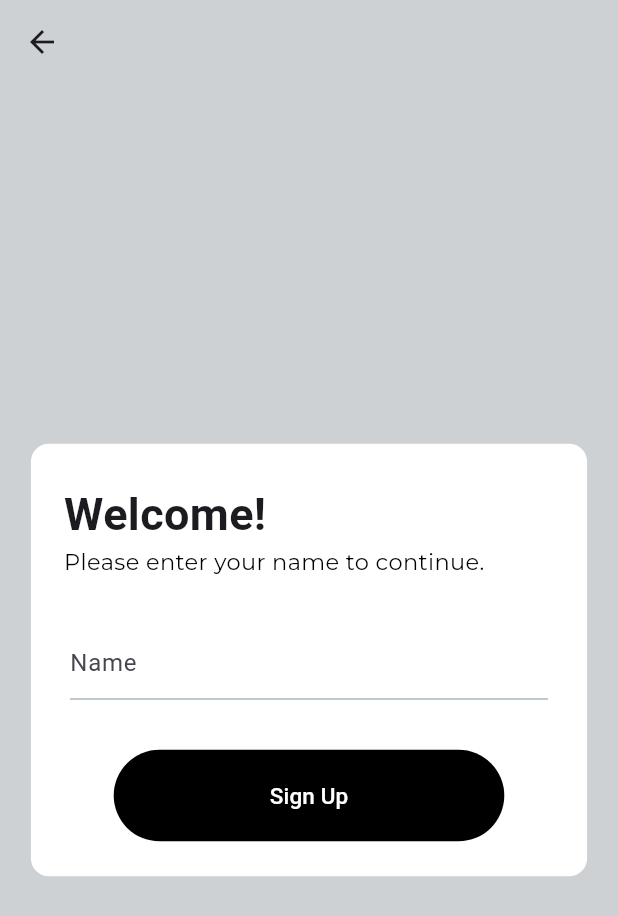
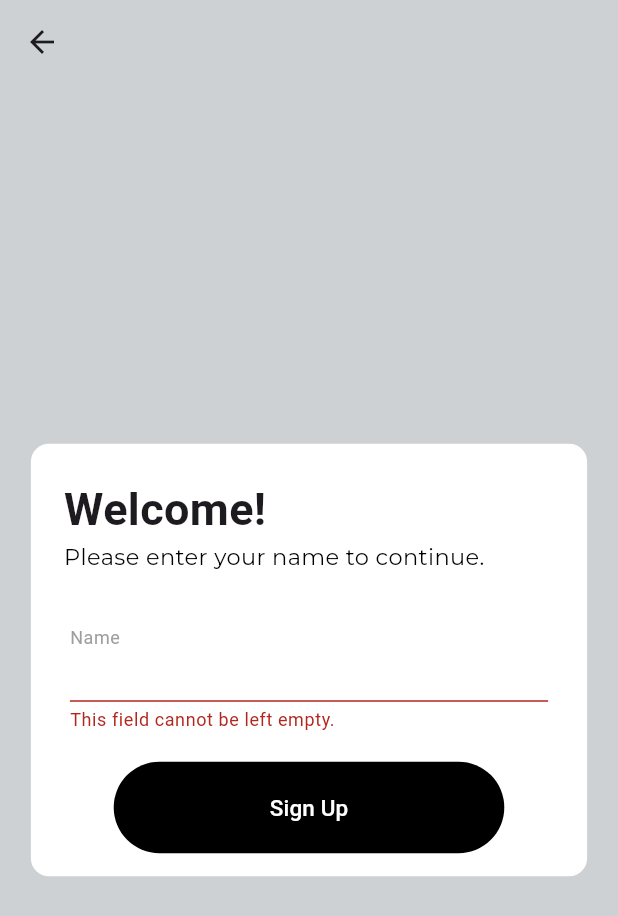
Before and after one commit to TheMirza009/Flutter-Student-Portal, a Flutter app: the SignUp_NameScreen screen opened directly, after a tap on "Sign Up", on a phone screen of 412 x 824 dp. Shown: the top 916 px of the screen. Run offline on Flutter 3.47's test engine with Material 3 defaults, Android fonts, the light colour scheme and no system bars; our stand-ins replace fl_chart, flutter_slidable, font_awesome_flutter, google_fonts, hive_flutter, image_picker and 1 more; accounts and stored records are empty.

Commit message:
New Sign up page with step-by-step user inputs + also debugged and added logout dialogue box.

```diff
--- a/lib/Components/titleAndText.dart
+++ b/lib/Components/titleAndText.dart
@@ -23,7 +23,7 @@ Widget titleAndText({
     child: Column(
       children: [
         borderUnderline
-            ? SizedBox.shrink()
+            ? const SizedBox.shrink()
             : Padding(
                 padding:
                     const EdgeInsets.symmetric(horizontal: 25.0, vertical: 3),
@@ -42,7 +42,12 @@ Widget titleAndText({
             obscureText: obscureText,
             enabled: true,
             decoration: InputDecoration(
-                hintText: borderUnderline ? title : null,
+              labelText: borderUnderline ? title : null,
+              labelStyle: borderUnderline
+                  ? const TextStyle(color: Colors.grey)
+                  : const TextStyle(color: Colors.transparent),
+              floatingLabelBehavior: FloatingLabelBehavior.always,
+              // hintText: borderUnderline ? title : null,
               enabledBorder: borderUnderline
                   ? const UnderlineInputBorder(
                       borderSide: BorderSide(
@@ -55,9 +60,10 @@ Widget titleAndText({
                       ),
                     ),
               focusedBorder: const OutlineInputBorder(
-                    borderSide: BorderSide(color: Colors.grey))),
+                borderSide: BorderSide(color: Colors.grey),
+              ),
+            ),
             validator: validator,
-
           ),
         ),
         forgotPassword(changePass: changePass)
--- a/lib/Screens/Student_Portal/SignUp_Page/signup_Name.dart
+++ b/lib/Screens/Student_Portal/SignUp_Page/signup_Name.dart
@@ -1,17 +1,35 @@
+import 'package:flutter/cupertino.dart';
 import 'package:flutter/material.dart';
+import 'package:flutter_test_application_1/Components/dialog_Box.dart';
+import 'package:flutter_test_application_1/Components/dialoguebox.dart';
 import 'package:flutter_test_application_1/Components/titleAndText.dart';
 import 'package:flutter_test_application_1/Components/validButton.dart';
+import 'package:flutter_test_application_1/Screens/Student_Portal/homescreen.dart';
 import 'package:flutter_test_application_1/Screens/Student_Portal/semesterPage.dart';
 
 class SignUp_NameScreen extends StatelessWidget {
   SignUp_NameScreen({super.key});
 
   final formKey1 = GlobalKey<FormState>();
+  final nameController = TextEditingController();
 
   @override
   Widget build(BuildContext context) {
     final screenHeight = MediaQuery.of(context).size.height;
     final screenWidth = MediaQuery.of(context).size.width;
+
+    ValidNavigate() {
+      if (formKey1.currentState!.validate()) {
+        ScaffoldMessenger.of(context).showSnackBar(
+          const SnackBar(
+            content: Text("Validation Successful"),
+          ),
+        );
+
+        Navigator.pushAndRemoveUntil(context,
+            CupertinoPageRoute(builder: (_) => HomeScreen()), (route) => false);
+      }
+    }
 
     return Scaffold(
       appBar: AppBar(
@@ -27,7 +45,8 @@ class SignUp_NameScreen extends StatelessWidget {
                 height: screenHeight * 0.35,
                 width: screenWidth * 0.9,
                 decoration: BoxDecoration(
-                    color: Colors.white, borderRadius: BorderRadius.circular(12)),
+                    color: Colors.white,
+                    borderRadius: BorderRadius.circular(12)),
                 child: Column(
                   mainAxisAlignment: MainAxisAlignment.spaceEvenly,
                   children: [
@@ -43,39 +62,49 @@ class SignUp_NameScreen extends StatelessWidget {
                                 "Welcome!",
                                 textAlign: TextAlign.left,
                                 style: TextStyle(
-                                    fontSize: 30,
-                                    fontWeight: FontWeight.bold,),
+                                  fontSize: 30,
+                                  fontWeight: FontWeight.bold,
+                                ),
                               ),
                             ),
-                            Align(alignment: Alignment.bottomLeft, child: montserratText(text: "Please enter your name to continue.", size: 15))
+                            Align(
+                                alignment: Alignment.bottomLeft,
+                                child: montserratText(
+                                    text: "Please enter your name to continue.",
+                                    size: 15))
                           ],
                         ),
                       ),
                     ),
                     Padding(
                       padding: const EdgeInsets.all(8.0),
-                      child: Column(children: [
-                        titleAndText(title: "Name", borderUnderline: true),
-                        const SizedBox(
-                          height: 10,
-                        ),
-
-                      ]),
+                      child: Form(
+                        key: formKey1,
+                        child: Column(children: [
+                          titleAndText(
+                            title: "Name",
+                            controller: nameController,
+                            borderUnderline: true,
+                            validator: (value) {
+                              if (value == null || value.isEmpty) {
+                                return "This field cannot be left empty.";
+                              } else if (value == nameController.text &&
+                                  value.length < 3) {
+                                return "Name has to be longer than 3 letters.";
+                              } else {
+                                return null;
+                              }
+                            },
+                          ),
+                        ]),
+                      ),
                     ),
                     validButton(
                         buttonTitle: "Sign Up",
-                        onPressed: () {
-                          if (formKey1.currentState!.validate()) {
-                            ScaffoldMessenger.of(context).showSnackBar(
-                              const SnackBar(
-                                content: Text("Validation Successful"),
-                              ),
-                            );
-                          }
-                        },
+                        onPressed: ValidNavigate,
                         padding: const EdgeInsets.only(top: 00, bottom: 20),
-                        buttonSize:
-                            const EdgeInsets.symmetric(horizontal: 80, vertical: 20))
+                        buttonSize: const EdgeInsets.symmetric(
+                            horizontal: 80, vertical: 20))
                   ],
                 ),
               ),
--- a/lib/Screens/Student_Portal/registerPage.dart
+++ b/lib/Screens/Student_Portal/registerPage.dart
@@ -1,6 +1,7 @@
 import 'package:flutter/cupertino.dart';
 import 'package:flutter/material.dart';
 import 'package:flutter_test_application_1/Components/validButton.dart';
+import 'package:flutter_test_application_1/Screens/Student_Portal/SignUp_Page/signup_Name.dart';
 import 'package:flutter_test_application_1/Screens/Student_Portal/loginPage.dart';
 import 'package:flutter_test_application_1/Screens/Student_Portal/signupPage.dart';
 
@@ -80,8 +81,9 @@ class RegisterPage extends StatelessWidget {
                             buttonTitle: "Sign up",
                             onPressed: () {
                               Navigator.push(context,
-                              MaterialPageRoute(
-                                builder: (_) => SignUpPage()));
+                              CupertinoPageRoute(
+                                builder: (_) => SignUp_NameScreen()));
+                                // builder: (_) => SignUpPage()));
                             },
                             padding: EdgeInsets.only(bottom: 20),
                             buttonSize: EdgeInsets.symmetric(
```
Also changed, not shown: lib/Components/dialog_Box.dart (added, +67 -0 lines), lib/Components/dialoguebox.dart (+45 -26 lines), lib/Screens/Student_Portal/drawerContent.dart (+34 -5 lines), lib/Screens/Student_Portal/signupPage.dart (+17 -9 lines), 1 other file. Lines whose indentation alone changed are shown as unchanged.
